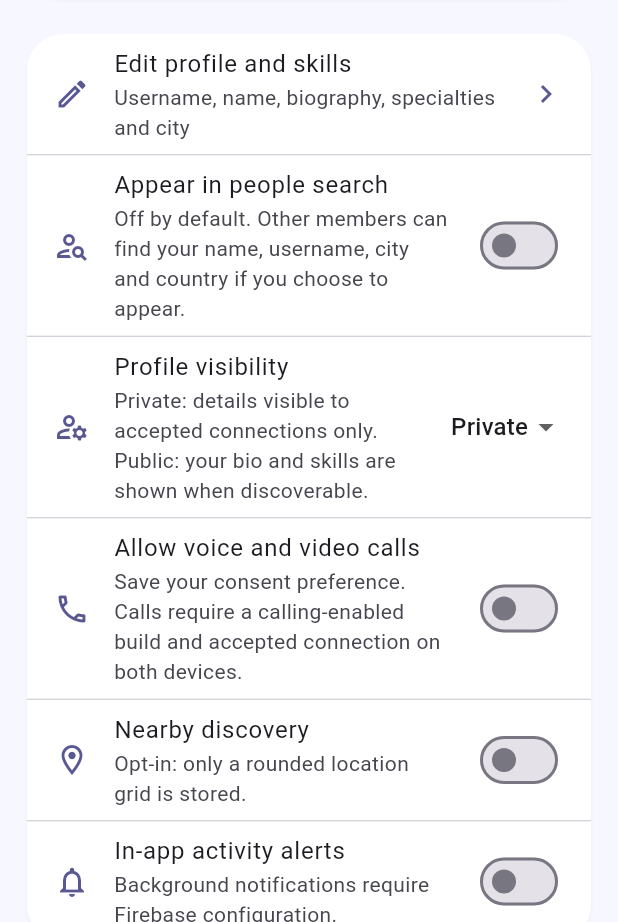
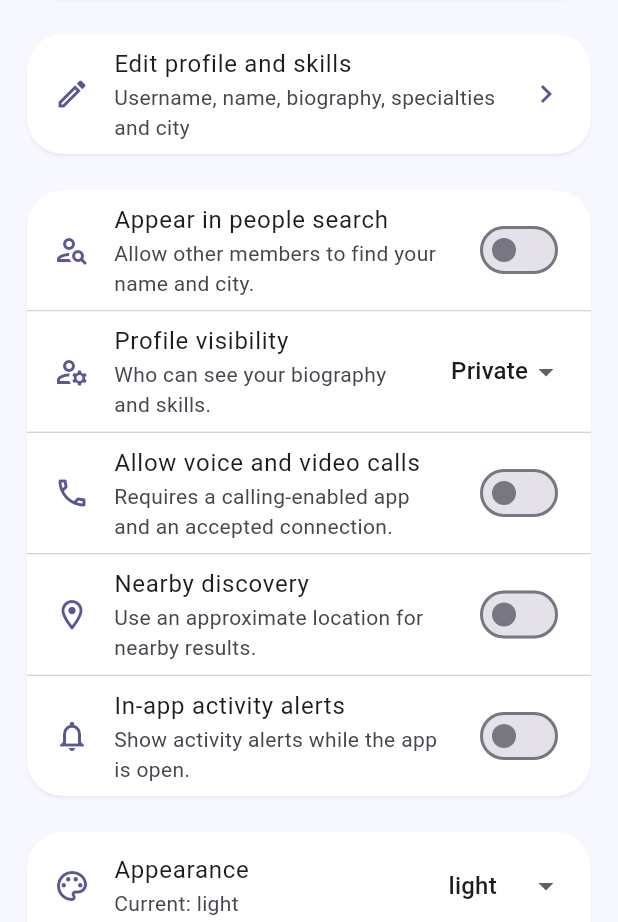
Before and after one commit to a4aiapp-pixel/Reach, a Flutter app: the ProfilePage widget shown alone on an empty page, opened directly with empty values, on a phone screen of 412 x 824 dp, the part 314-1236 px from its top. Run offline on Flutter 3.47's test engine with Material 3 defaults, Android fonts, the phone set to English and light mode, and no system bars; our stand-ins replace country_picker, file_picker, firebase_core, firebase_messaging, geolocator, share_plus and 3 more; missing offline and left inert: flutter_webrtc; accounts and stored records are empty; network calls fail.

Commit message:
Replace nonresponsive profile toggles with verified stateful consent controls and inline retry

```diff
--- a/lib/main.dart
+++ b/lib/main.dart
@@ -23,6 +23,7 @@ import 'geo_places.dart';
 import 'reach_permission_intro.dart';
 import 'reach_people.dart';
 import 'reach_age_gate.dart';
+import 'reach_privacy_preferences.dart';
 
 late final ReachRepository reach;
 // Categories and starter group templates are centralized in community_catalog.dart.
@@ -1271,76 +1272,19 @@ class ProfilePage extends StatelessWidget {
        ]))]))),gap(14),
    Card(child:Column(children:[
      ListTile(leading:const Icon(Icons.edit_outlined),title:const Text('Edit profile and skills'),
-       subtitle:const Text('Username, name, biography, specialties and city'),trailing:const Icon(Icons.chevron_right),
-       onTap:()async {await Navigator.push(context,MaterialPageRoute(
-         builder:(_)=>EditProfilePage(initial:profile)));onChanged();}),
-     const Divider(height:1),
-     SwitchListTile(
-       secondary:const Icon(Icons.person_search_outlined),
-       title:const Text('Appear in people search'),
-       subtitle:const Text('Off by default. Other members can find your '
-         'name, username, city and country if you choose to appear.'),
-       value:profile['people_discoverable']==true,
-       onChanged:(v)async{
-         await busy(context,()=>reach.updateProfile({'people_discoverable':v}),
-           success:v?'People discovery enabled':'Hidden from people search');
+       subtitle:const Text('Username, name, biography, specialties and city'),
+       trailing:const Icon(Icons.chevron_right),
+       onTap:()async {
+         await Navigator.push(context,MaterialPageRoute(
+           builder:(_)=>EditProfilePage(initial:profile)));
          onChanged();
        }),
-     const Divider(height:1),
-     ListTile(
-       leading:const Icon(Icons.manage_accounts_outlined),
-       title:const Text('Profile visibility'),
-       subtitle:const Text('Private: details visible to accepted connections only. '
-         'Public: your bio and skills are shown when discoverable.'),
-       trailing:DropdownButton<String>(
-         underline:const SizedBox.shrink(),
-         value:profile['profile_visibility']=='public'?'public':'private',
-         items:const [
-           DropdownMenuItem(value:'private',child:Text('Private')),
-           DropdownMenuItem(value:'public',child:Text('Public')),
-         ],
-         onChanged:(v)async{
-           if(v!=null){
-             await busy(context,()=>reach.updateProfile({'profile_visibility':v}));
-             onChanged();
-           }
-         }),
-     ),
-     const Divider(height:1),
-     SwitchListTile(
-       secondary:const Icon(Icons.call_outlined),
-       title:const Text('Allow voice and video calls'),
-       subtitle:Text(AppConfig.callingEnabled
-         ?'Off by default. Both people must opt in and accept a connection. '
-          'Foreground calling may fail on some mobile networks.'
-         :'Save your consent preference. Calls require a calling-enabled build '
-          'and accepted connection on both devices.'),
-       value:profile['allow_calls']==true,
-       onChanged:(v)async{
-         await busy(context,()=>reach.updateProfile({'allow_calls':v}),
-           success:v?'Calling consent enabled':'Calling disabled');
-         onChanged();
-       }),
-     const Divider(height:1),
-     SwitchListTile(secondary:const Icon(Icons.location_on_outlined),
-       title:const Text('Nearby discovery'),subtitle:const Text('Opt-in: only a rounded location grid is stored.'),
-       value:profile['location_opt_in']==true,onChanged:(v)async{
-         if(v){await busy(context,()async{
-           await reach.setApproxLocation();await reach.updateProfile({'location_opt_in':true});
-         },success:'Nearby discovery enabled');}
-         else {await busy(context,()async{
-           await reach.forgetLocation();await reach.updateProfile({'location_opt_in':false});
-         },success:'Location removed');}
-         onChanged();
-       }),
-     const Divider(height:1),
-     SwitchListTile(secondary:const Icon(Icons.notifications_none),
-       title:const Text('In-app activity alerts'),
-       subtitle:Text(ReachPush.enabled?'Receive alerts (if permission is granted)':'Background notifications require Firebase configuration.'),
-       value:profile['notify_on']==true,onChanged:(v)async{
-          await busy(context,()=>reach.updateProfile({'notify_on':v}));onChanged();
-       }),
    ])),gap(14),
+   ReachPrivacyPreferences(
+     profile:profile,
+     onChanged:onChanged,
+     callingEnabled:AppConfig.callingEnabled,
+     pushEnabled:ReachPush.enabled),gap(14),
    Card(child:Column(children:[
      ListTile(leading:const Icon(Icons.palette_outlined),title:const Text('Appearance'),
        subtitle:Text('Current: ${themeMode.name}'),trailing:DropdownButton<ThemeMode>(
```
